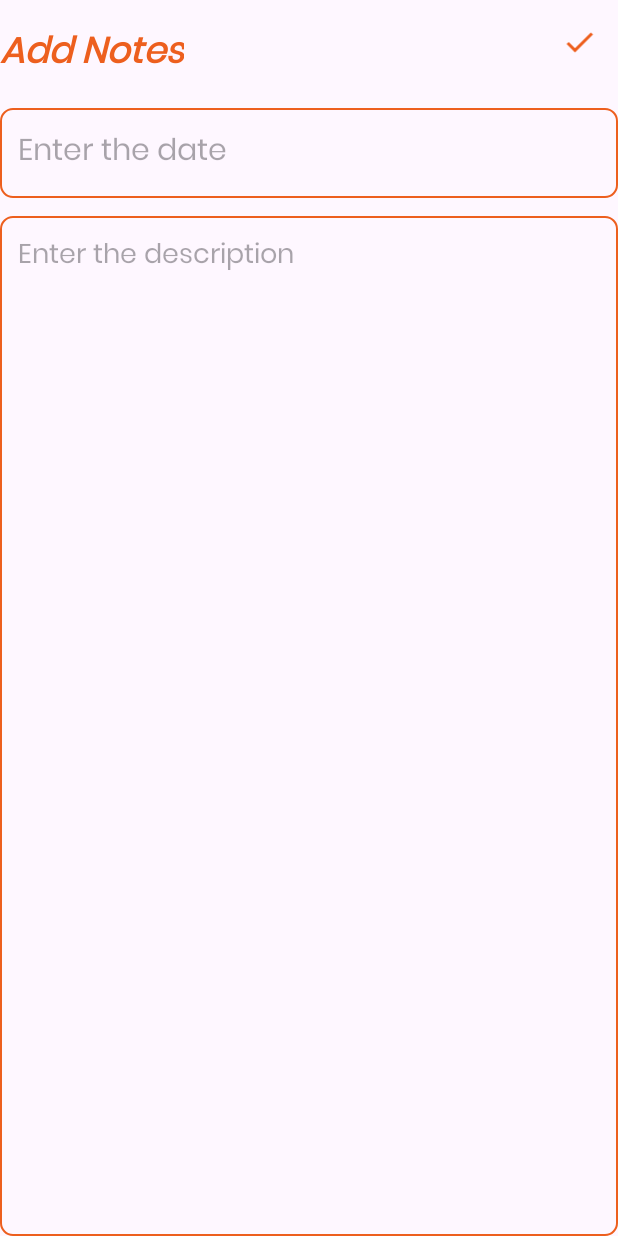
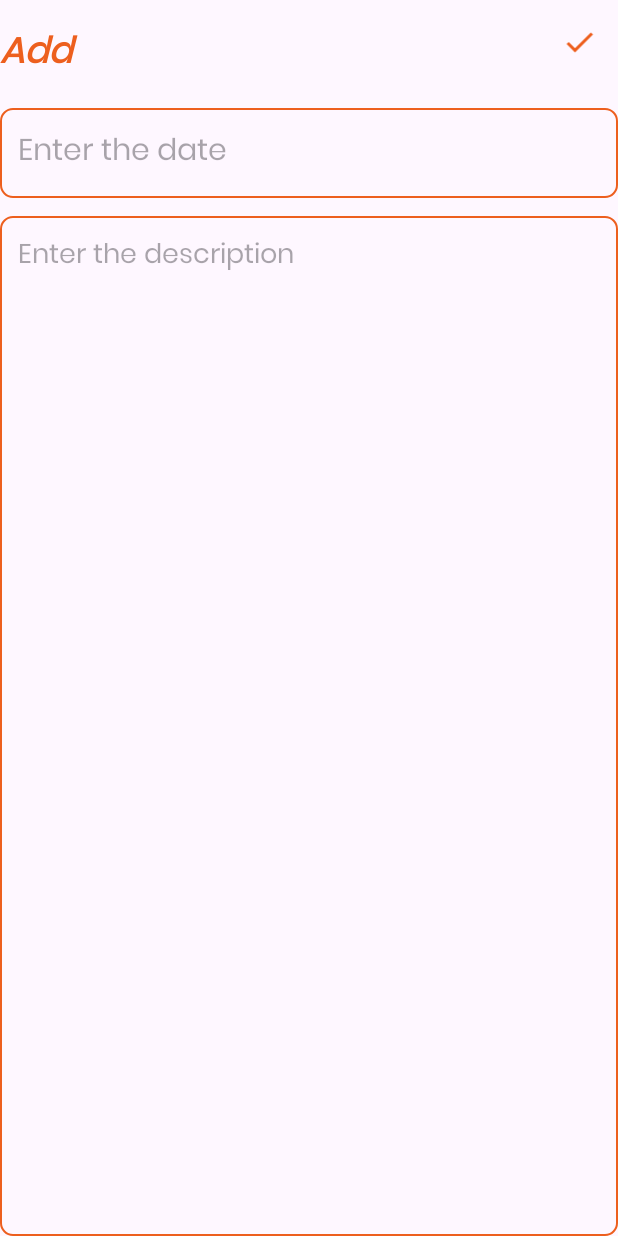
Before and after one commit to it22063182/MAD_04, an Android app: the AddNoteActivity screen opened directly, with no data from a screen before it, on a phone screen of 412 x 824 dp. Run offline under Robolectric (Android 15) with nearby library versions, the phone set to English and light mode, and no system bars.

```diff
--- a/app/src/main/res/layout/activity_add_note.xml
+++ b/app/src/main/res/layout/activity_add_note.xml
@@ -15,7 +15,7 @@
         android:layout_alignParentTop="true"
         android:layout_marginTop="16dp"
         android:fontFamily="@font/poppins"
-        android:text="Add Notes"
+        android:text="Add "
         android:textAllCaps="false"
         android:textColor="@color/orange"
         android:textSize="24sp"
```
